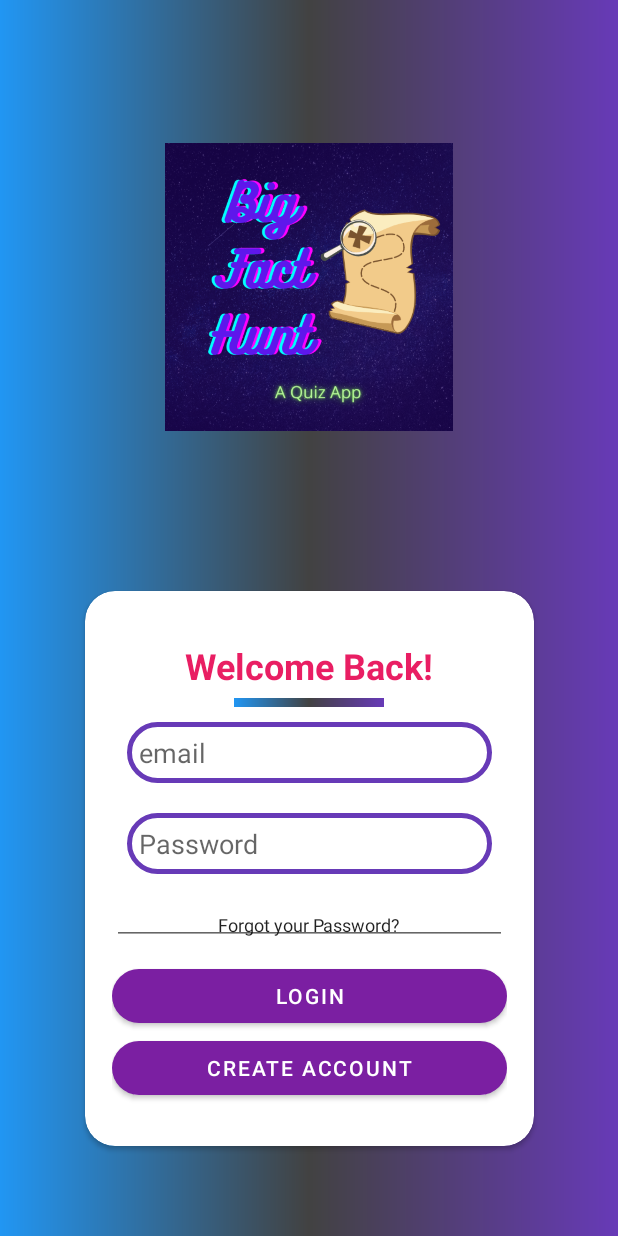
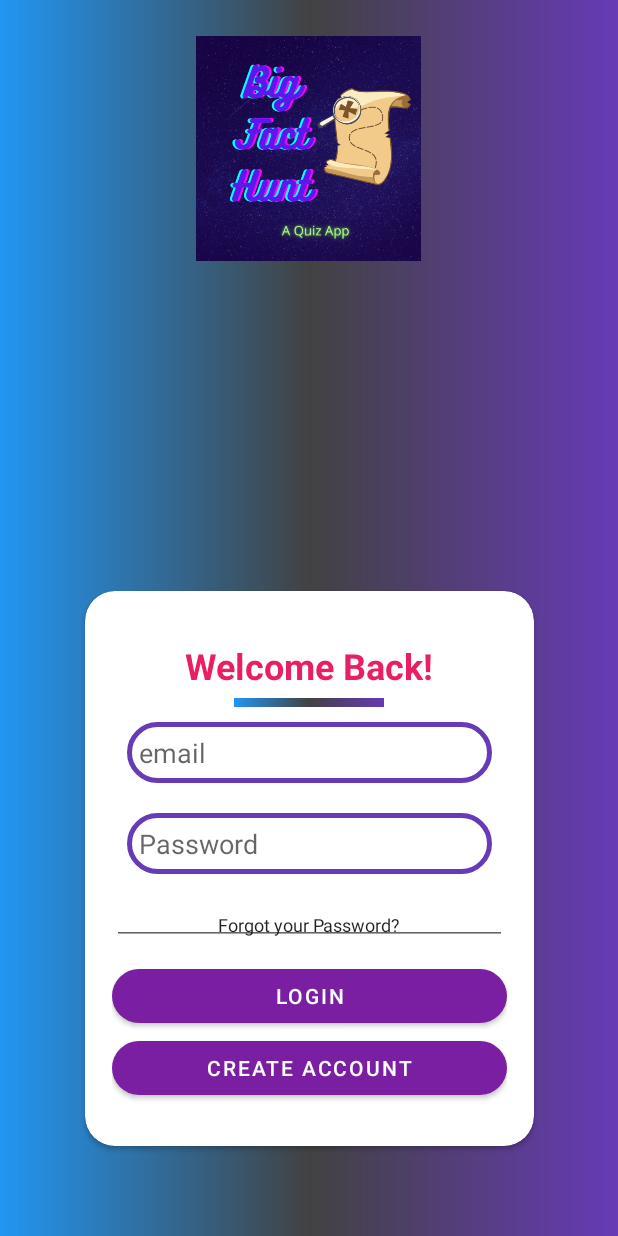
Before and after one commit to voty1212/Big-Fact-Hunt---A-Quiz-App, an Android app: the layout activity_login.xml on its own in the app's theme, with its tools: preview values and no code run, on a phone screen of 412 x 824 dp. Run offline under Robolectric (Android 15) with nearby library versions, the phone set to English and light mode, and no system bars; Roboto replaces fonts that are not available here.

Commit message:
linked login with firebase

```diff
--- a/app/src/main/AndroidManifest.xml
+++ b/app/src/main/AndroidManifest.xml
@@ -12,8 +12,9 @@
         <activity android:name=".resultActivity"></activity>
         <activity android:name=".quizActivity" />
         <activity android:name=".mainActivity" />
-        <activity android:name=".loginActivity" />
-        <activity android:name=".signup">
+        <activity android:name=".signup"/>
+        <activity android:name=".loginActivity" >
+
             <intent-filter>
                 <action android:name="android.intent.action.MAIN" />
 
--- a/app/src/main/res/layout/activity_login.xml
+++ b/app/src/main/res/layout/activity_login.xml
@@ -9,20 +9,18 @@
 
     <ImageView
         android:id="@+id/imageView2"
-        android:layout_width="0dp"
-        android:layout_height="192dp"
+        android:layout_width="150dp"
+        android:layout_height="150dp"
         android:layout_marginStart="12dp"
         android:layout_marginLeft="12dp"
-        android:layout_marginTop="12dp"
+        android:layout_marginTop="24dp"
         android:layout_marginEnd="12dp"
         android:layout_marginRight="12dp"
-        android:layout_marginBottom="50dp"
-        app:layout_constraintBottom_toBottomOf="parent"
+        android:foregroundGravity="center"
         app:layout_constraintEnd_toEndOf="parent"
-        app:layout_constraintHorizontal_bias="0.0"
+        app:layout_constraintHorizontal_bias="0.498"
         app:layout_constraintStart_toStartOf="parent"
         app:layout_constraintTop_toTopOf="parent"
-        app:layout_constraintVertical_bias="0.146"
         app:srcCompat="@drawable/bigfacthunt" />
 
     <androidx.cardview.widget.CardView
@@ -114,7 +112,7 @@
                 tools:text="Forgot your Password?" />
 
             <Button
-                android:id="@+id/createNewBtn"
+                android:id="@+id/loginBtn"
                 android:layout_width="match_parent"
                 android:layout_height="wrap_content"
                 android:layout_gravity="center"
```
Also changed, not shown: app/src/main/java/com/example/quizus/loginActivity.java (+43 -1 lines).
